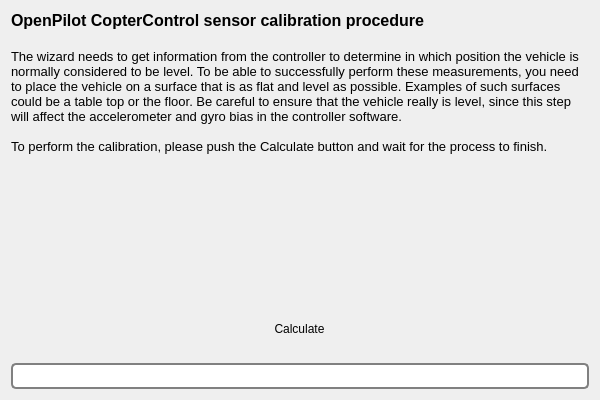
Qt form ground/openpilotgcs/src/plugins/setupwizard/pages/biascalibrationpage.ui (openpilot/OpenPilot) before a commit.
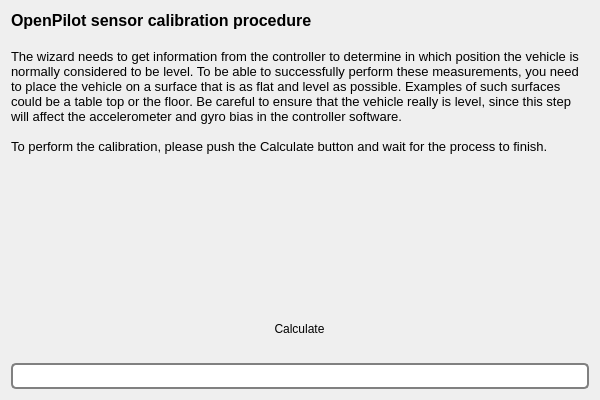
The same form after that commit. Icons and pictures are not drawn.

Commit message: Removed the CopterControl wording from the bis calib screen om the wizard, this page will be used for the Revo also

```diff
--- a/ground/openpilotgcs/src/plugins/setupwizard/pages/biascalibrationpage.ui
+++ b/ground/openpilotgcs/src/plugins/setupwizard/pages/biascalibrationpage.ui
@@ -21,7 +21,7 @@
 &lt;html&gt;&lt;head&gt;&lt;meta name=&quot;qrichtext&quot; content=&quot;1&quot; /&gt;&lt;style type=&quot;text/css&quot;&gt;
 p, li { white-space: pre-wrap; }
 &lt;/style&gt;&lt;/head&gt;&lt;body style=&quot; font-family:'MS Shell Dlg 2'; font-size:8pt; font-weight:400; font-style:normal;&quot;&gt;
-&lt;p style=&quot; margin-top:0px; margin-bottom:0px; margin-left:0px; margin-right:0px; -qt-block-indent:0; text-indent:0px;&quot;&gt;&lt;span style=&quot; font-size:12pt; font-weight:600;&quot;&gt;OpenPilot CopterControl sensor calibration procedure&lt;/span&gt;&lt;/p&gt;
+&lt;p style=&quot; margin-top:0px; margin-bottom:0px; margin-left:0px; margin-right:0px; -qt-block-indent:0; text-indent:0px;&quot;&gt;&lt;span style=&quot; font-size:12pt; font-weight:600;&quot;&gt;OpenPilot sensor calibration procedure&lt;/span&gt;&lt;/p&gt;
 &lt;p style=&quot;-qt-paragraph-type:empty; margin-top:0px; margin-bottom:0px; margin-left:0px; margin-right:0px; -qt-block-indent:0; text-indent:0px; font-size:12pt; font-weight:600;&quot;&gt;&lt;br /&gt;&lt;/p&gt;
 &lt;p style=&quot; margin-top:0px; margin-bottom:0px; margin-left:0px; margin-right:0px; -qt-block-indent:0; text-indent:0px;&quot;&gt;&lt;span style=&quot; font-size:10pt;&quot;&gt;The wizard needs to get information from the controller to determine in which position the vehicle is normally considered to be level. To be able to successfully perform these measurements, you need to place the vehicle on a surface that is as flat and level as possible. Examples of such surfaces could be a table top or the floor. Be careful to ensure that the vehicle really is level, since this step will affect the accelerometer and gyro bias in the controller software.&lt;/span&gt;&lt;/p&gt;
 &lt;p style=&quot;-qt-paragraph-type:empty; margin-top:0px; margin-bottom:0px; margin-left:0px; margin-right:0px; -qt-block-indent:0; text-indent:0px; font-size:10pt;&quot;&gt;&lt;br /&gt;&lt;/p&gt;
```
